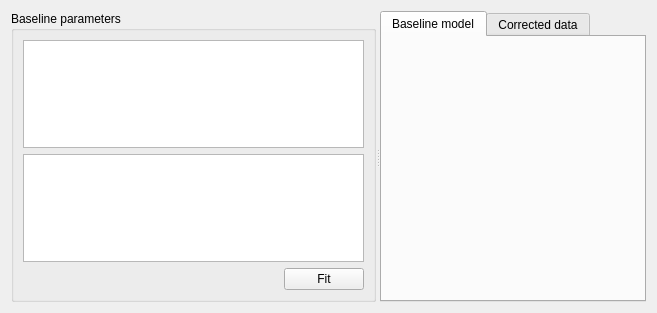
Above: Code/Mantid/MantidQt/CustomInterfaces/inc/MantidQtCustomInterfaces/Muon/ALCBaselineModellingView.ui from mantidproject/mantid before the change. Below: the same form after it.
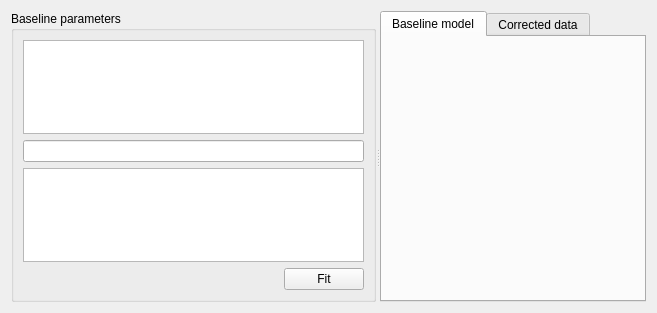
That is the form after the change. Custom widgets are drawn as their Qt base class.

Commit message: Refs #9213. Incorporate RangeSelector for easier selection of sections

The edit to the form file:
```diff
--- a/Code/Mantid/MantidQt/CustomInterfaces/inc/MantidQtCustomInterfaces/Muon/ALCBaselineModellingView.ui
+++ b/Code/Mantid/MantidQt/CustomInterfaces/inc/MantidQtCustomInterfaces/Muon/ALCBaselineModellingView.ui
@@ -33,6 +33,9 @@
        <item>
         <widget class="QTextEdit" name="function"/>
        </item>
+       <item>
+        <widget class="QLineEdit" name="range"/>
+       </item>
        <item>
         <widget class="QTextEdit" name="sections"/>
        </item>
```
The commit also changes 3 other files.
